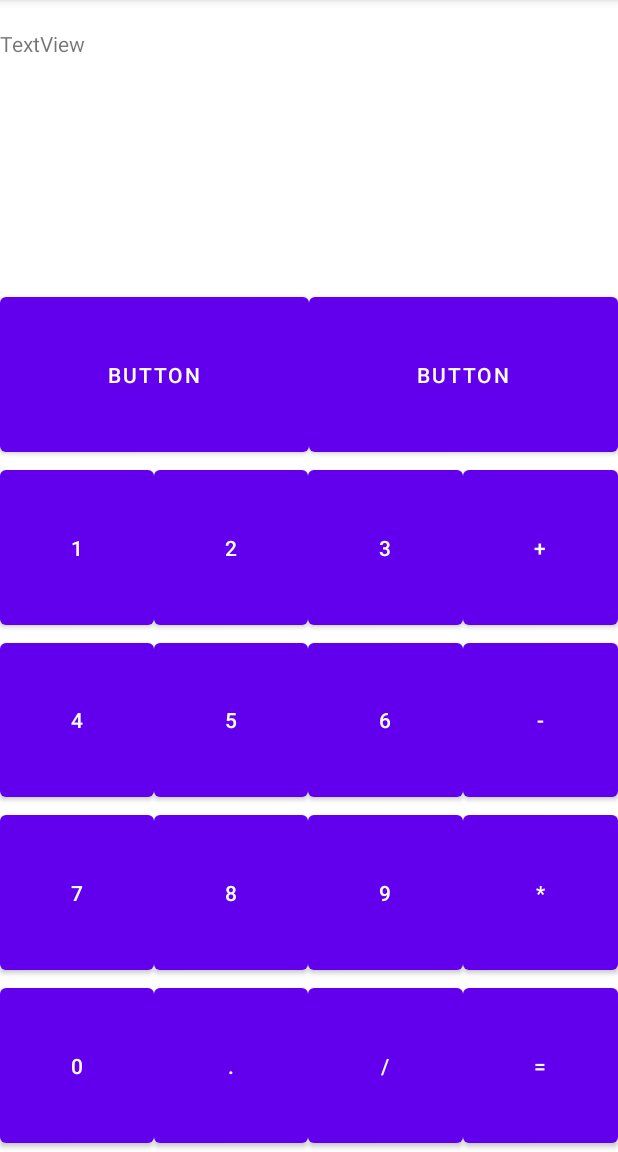
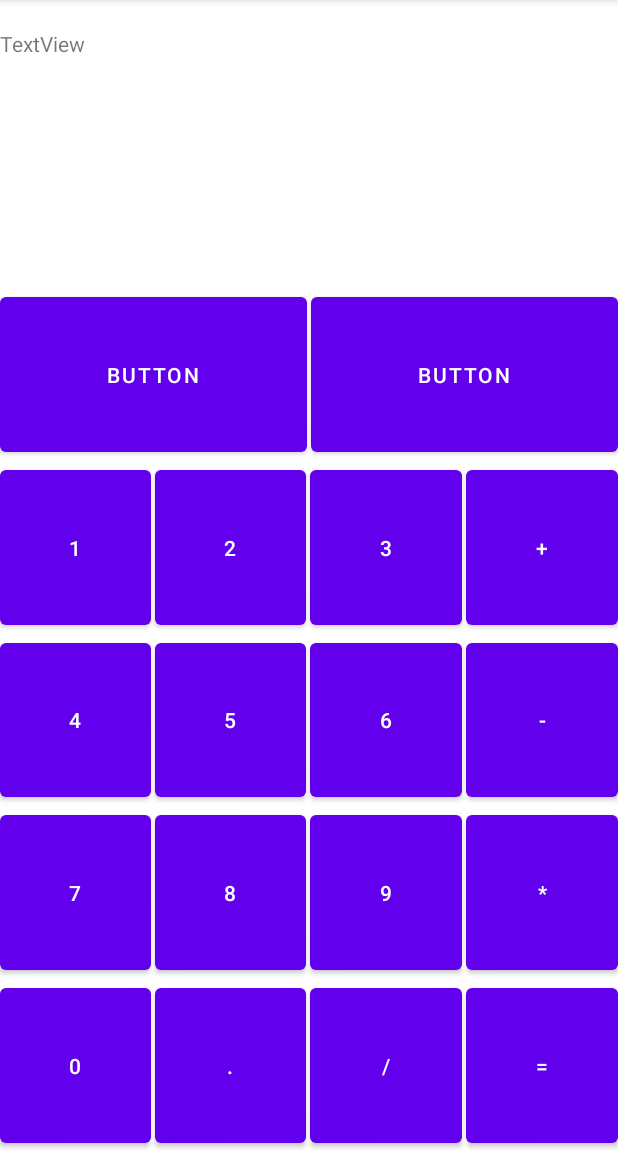
Before and after one commit to mbarancewicz/android-calculator, an Android app: the StandardCalc screen opened directly, with no data from a screen before it, on a phone screen of 412 x 824 dp, the part 84-1236 px from its top. Run offline under Robolectric (Android 15) with nearby library versions, the phone set to English and light mode, and no system bars.

Commit message:
small improvements

```diff
--- a/app/src/main/res/layout/activity_standard.xml
+++ b/app/src/main/res/layout/activity_standard.xml
@@ -32,6 +32,7 @@
             android:layout_width="wrap_content"
             android:layout_height="match_parent"
             android:layout_weight="1"
+            android:layout_marginEnd="1.5dp"
             android:text="Button" />
 
         <Button
@@ -39,6 +40,7 @@
             android:layout_width="wrap_content"
             android:layout_height="match_parent"
             android:layout_weight="1"
+            android:layout_marginStart="1.5dp"
             android:text="Button" />
 
     </LinearLayout>
@@ -58,6 +60,7 @@
             android:layout_width="wrap_content"
             android:layout_height="match_parent"
             android:layout_weight="1"
+            android:layout_marginEnd="1.5dp"
             android:text="1" />
 
         <Button
@@ -65,6 +68,8 @@
             android:layout_width="wrap_content"
             android:layout_height="match_parent"
             android:layout_weight="1"
+            android:layout_marginStart="1.5dp"
+            android:layout_marginEnd="1.5dp"
             android:text="2" />
 
         <Button
@@ -72,6 +77,8 @@
             android:layout_width="wrap_content"
             android:layout_height="match_parent"
             android:layout_weight="1"
+            android:layout_marginStart="1.5dp"
+            android:layout_marginEnd="1.5dp"
             android:text="3" />
 
         <Button
@@ -79,6 +86,7 @@
             android:layout_width="wrap_content"
             android:layout_height="match_parent"
             android:layout_weight="1"
+            android:layout_marginStart="1.5dp"
             android:text="+" />
 
     </LinearLayout>
@@ -98,6 +106,7 @@
             android:layout_width="wrap_content"
             android:layout_height="match_parent"
             android:layout_weight="1"
+            android:layout_marginEnd="1.5dp"
             android:text="4" />
 
         <Button
@@ -105,6 +114,8 @@
             android:layout_width="wrap_content"
             android:layout_height="match_parent"
             android:layout_weight="1"
+            android:layout_marginStart="1.5dp"
+            android:layout_marginEnd="1.5dp"
             android:text="5" />
 
         <Button
@@ -112,6 +123,8 @@
             android:layout_width="wrap_content"
             android:layout_height="match_parent"
             android:layout_weight="1"
+            android:layout_marginStart="1.5dp"
+            android:layout_marginEnd="1.5dp"
             android:text="6" />
 
         <Button
@@ -119,6 +132,7 @@
             android:layout_width="wrap_content"
             android:layout_height="match_parent"
             android:layout_weight="1"
+            android:layout_marginStart="1.5dp"
             android:text="-" />
     </LinearLayout>
 
@@ -137,6 +151,7 @@
             android:layout_width="wrap_content"
             android:layout_height="match_parent"
             android:layout_weight="1"
+            android:layout_marginEnd="1.5dp"
             android:text="7" />
 
         <Button
@@ -144,6 +159,8 @@
             android:layout_width="wrap_content"
             android:layout_height="match_parent"
             android:layout_weight="1"
+            android:layout_marginStart="1.5dp"
+            android:layout_marginEnd="1.5dp"
             android:text="8" />
 
         <Button
@@ -151,6 +168,8 @@
             android:layout_width="wrap_content"
             android:layout_height="match_parent"
             android:layout_weight="1"
+            android:layout_marginStart="1.5dp"
+            android:layout_marginEnd="1.5dp"
             android:text="9" />
 
         <Button
@@ -158,6 +177,7 @@
             android:layout_width="wrap_content"
             android:layout_height="match_parent"
             android:layout_weight="1"
+            android:layout_marginStart="1.5dp"
             android:text="*" />
 
     </LinearLayout>
@@ -177,6 +197,7 @@
             android:layout_width="wrap_content"
             android:layout_height="match_parent"
             android:layout_weight="1"
+            android:layout_marginEnd="1.5dp"
             android:text="0" />
 
         <Button
@@ -184,6 +205,8 @@
             android:layout_width="wrap_content"
             android:layout_height="match_parent"
             android:layout_weight="1"
+            android:layout_marginStart="1.5dp"
+            android:layout_marginEnd="1.5dp"
             android:text="." />
 
         <Button
@@ -191,6 +214,8 @@
             android:layout_width="wrap_content"
             android:layout_height="match_parent"
             android:layout_weight="1"
+            android:layout_marginStart="1.5dp"
+            android:layout_marginEnd="1.5dp"
             android:text="/" />
 
         <Button
@@ -198,6 +223,7 @@
             android:layout_width="wrap_content"
             android:layout_height="match_parent"
             android:layout_weight="1"
+            android:layout_marginStart="1.5dp"
             android:text="=" />
     </LinearLayout>
 
```
